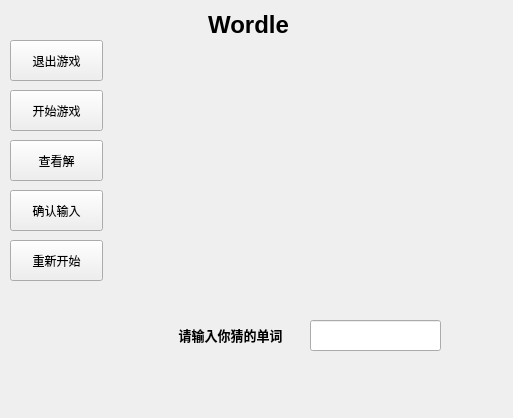
The window that WordLite/wordle.ui (Staaaaaaaaar/WordHub) describes before a commit, drawn with Qt 5.
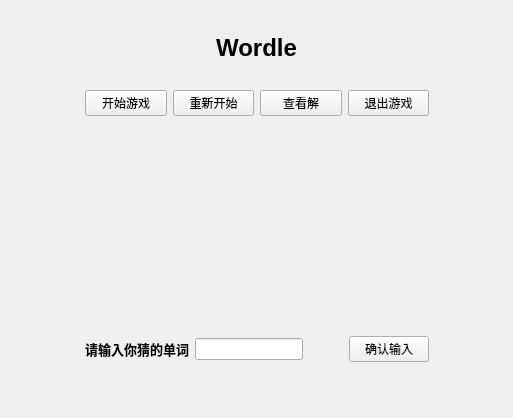
The same window after the commit.

Diff of the .ui file:
```diff
--- a/WordLite/wordle.ui
+++ b/WordLite/wordle.ui
@@ -13,129 +13,98 @@
   <property name="windowTitle">
    <string>Form</string>
   </property>
+  <layout class="QGridLayout" name="gridLayout_2">
+   <item row="0" column="0" rowspan="2" colspan="2">
+    <layout class="QVBoxLayout" name="verticalLayout_2" stretch="1,0,1,12,2">
+     <item>
+      <spacer name="verticalSpacer_5">
+       <property name="orientation">
+        <enum>Qt::Orientation::Vertical</enum>
+       </property>
+       <property name="sizeType">
+        <enum>QSizePolicy::Policy::Expanding</enum>
+       </property>
+       <property name="sizeHint" stdset="0">
+        <size>
+         <width>20</width>
+         <height>20</height>
+        </size>
+       </property>
+      </spacer>
+     </item>
+     <item>
   <widget class="QLabel" name="label">
-   <property name="geometry">
-    <rect>
-     <x>158</x>
-     <y>10</y>
-     <width>181</width>
-     <height>31</height>
-    </rect>
-   </property>
    <property name="text">
     <string>&lt;html&gt;&lt;head/&gt;&lt;body&gt;&lt;p align=&quot;center&quot;&gt;&lt;span style=&quot; font-size:18pt; font-weight:700;&quot;&gt;Wordle&lt;/span&gt;&lt;/p&gt;&lt;/body&gt;&lt;/html&gt;</string>
    </property>
   </widget>
-  <widget class="QPushButton" name="exitButton">
-   <property name="geometry">
-    <rect>
-     <x>10</x>
-     <y>40</y>
-     <width>93</width>
-     <height>41</height>
-    </rect>
-   </property>
-   <property name="text">
-    <string>退出游戏</string>
-   </property>
-  </widget>
+     </item>
+     <item>
+      <spacer name="verticalSpacer_4">
+       <property name="orientation">
+        <enum>Qt::Orientation::Vertical</enum>
+       </property>
+       <property name="sizeType">
+        <enum>QSizePolicy::Policy::Minimum</enum>
+       </property>
+       <property name="sizeHint" stdset="0">
+        <size>
+         <width>20</width>
+         <height>20</height>
+        </size>
+       </property>
+      </spacer>
+     </item>
+     <item>
+      <layout class="QHBoxLayout" name="horizontalLayout_4">
+       <item>
+        <spacer name="horizontalSpacer_2">
+         <property name="orientation">
+          <enum>Qt::Orientation::Horizontal</enum>
+         </property>
+         <property name="sizeHint" stdset="0">
+          <size>
+           <width>40</width>
+           <height>20</height>
+          </size>
+         </property>
+        </spacer>
+       </item>
+       <item>
+        <layout class="QVBoxLayout" name="verticalLayout" stretch="1,9,1,0">
+         <item>
+          <layout class="QHBoxLayout" name="horizontalLayout">
+           <item>
   <widget class="QPushButton" name="beginButton">
-   <property name="geometry">
-    <rect>
-     <x>10</x>
-     <y>90</y>
-     <width>93</width>
-     <height>41</height>
-    </rect>
-   </property>
    <property name="text">
     <string>开始游戏</string>
    </property>
   </widget>
-  <widget class="QPushButton" name="checkButton">
-   <property name="geometry">
-    <rect>
-     <x>10</x>
-     <y>140</y>
-     <width>93</width>
-     <height>41</height>
-    </rect>
-   </property>
-   <property name="text">
-    <string>查看解</string>
-   </property>
-  </widget>
-  <widget class="QLineEdit" name="getWord">
-   <property name="geometry">
-    <rect>
-     <x>310</x>
-     <y>320</y>
-     <width>131</width>
-     <height>31</height>
-    </rect>
-   </property>
-  </widget>
-  <widget class="QLabel" name="label_2">
-   <property name="geometry">
-    <rect>
-     <x>160</x>
-     <y>320</y>
-     <width>141</width>
-     <height>31</height>
-    </rect>
-   </property>
-   <property name="text">
-    <string>&lt;html&gt;&lt;head/&gt;&lt;body&gt;&lt;p align=&quot;center&quot;&gt;&lt;span style=&quot; font-size:10pt; font-weight:700;&quot;&gt;请输入你猜的单词&lt;/span&gt;&lt;/p&gt;&lt;/body&gt;&lt;/html&gt;</string>
-   </property>
-  </widget>
-  <widget class="QPushButton" name="commitButton">
-   <property name="geometry">
-    <rect>
-     <x>10</x>
-     <y>190</y>
-     <width>93</width>
-     <height>41</height>
-    </rect>
-   </property>
-   <property name="text">
-    <string>确认输入</string>
-   </property>
-  </widget>
-  <widget class="QLabel" name="winLabel">
-   <property name="geometry">
-    <rect>
-     <x>30</x>
-     <y>300</y>
-     <width>111</width>
-     <height>41</height>
-    </rect>
-   </property>
-   <property name="text">
-    <string/>
-   </property>
-  </widget>
+           </item>
+           <item>
   <widget class="QPushButton" name="restartButton">
-   <property name="geometry">
-    <rect>
-     <x>10</x>
-     <y>240</y>
-     <width>93</width>
-     <height>41</height>
-    </rect>
-   </property>
    <property name="text">
     <string>重新开始</string>
    </property>
   </widget>
-  <widget class="QWidget" name="">
-   <property name="geometry">
-    <rect>
-     <x>130</x>
-     <y>70</y>
-     <width>311</width>
-     <height>241</height>
-    </rect>
-   </property>
+           </item>
+           <item>
+            <widget class="QPushButton" name="checkButton">
+             <property name="text">
+              <string>查看解</string>
+             </property>
+            </widget>
+           </item>
+           <item>
+            <widget class="QPushButton" name="exitButton">
+             <property name="text">
+              <string>退出游戏</string>
+             </property>
+            </widget>
+           </item>
+          </layout>
+         </item>
+         <item>
    <layout class="QGridLayout" name="gridLayout">
     <property name="horizontalSpacing">
      <number>5</number>
@@ -353,8 +322,93 @@
       </property>
      </widget>
     </item>
-   </layout>
-  </widget>
+           <item row="4" column="3">
+            <widget class="QLabel" name="a14">
+             <property name="text">
+              <string/>
+             </property>
+            </widget>
+           </item>
+          </layout>
+         </item>
+         <item>
+          <widget class="QLabel" name="winLabel">
+           <property name="text">
+            <string/>
+           </property>
+          </widget>
+         </item>
+         <item>
+          <layout class="QHBoxLayout" name="horizontalLayout_3">
+           <item>
+            <layout class="QHBoxLayout" name="horizontalLayout_2">
+             <item>
+              <widget class="QLabel" name="label_2">
+               <property name="text">
+                <string>&lt;html&gt;&lt;head/&gt;&lt;body&gt;&lt;p align=&quot;center&quot;&gt;&lt;span style=&quot; font-size:10pt; font-weight:700;&quot;&gt;请输入你猜的单词&lt;/span&gt;&lt;/p&gt;&lt;/body&gt;&lt;/html&gt;</string>
+               </property>
+              </widget>
+             </item>
+             <item>
+              <widget class="QLineEdit" name="getWord"/>
+             </item>
+            </layout>
+           </item>
+           <item>
+            <spacer name="horizontalSpacer">
+             <property name="orientation">
+              <enum>Qt::Orientation::Horizontal</enum>
+             </property>
+             <property name="sizeHint" stdset="0">
+              <size>
+               <width>40</width>
+               <height>20</height>
+              </size>
+             </property>
+            </spacer>
+           </item>
+           <item>
+            <widget class="QPushButton" name="commitButton">
+             <property name="text">
+              <string>确认输入</string>
+             </property>
+            </widget>
+           </item>
+          </layout>
+         </item>
+        </layout>
+       </item>
+       <item>
+        <spacer name="horizontalSpacer_3">
+         <property name="orientation">
+          <enum>Qt::Orientation::Horizontal</enum>
+         </property>
+         <property name="sizeHint" stdset="0">
+          <size>
+           <width>40</width>
+           <height>20</height>
+          </size>
+         </property>
+        </spacer>
+       </item>
+      </layout>
+     </item>
+     <item>
+      <spacer name="verticalSpacer_3">
+       <property name="orientation">
+        <enum>Qt::Orientation::Vertical</enum>
+       </property>
+       <property name="sizeHint" stdset="0">
+        <size>
+         <width>20</width>
+         <height>40</height>
+        </size>
+       </property>
+      </spacer>
+     </item>
+    </layout>
+   </item>
+  </layout>
  </widget>
  <resources/>
  <connections/>
```
Left out of the diff: 7 changed lines with no effect on the pictures. Lines whose indentation alone changed are shown as unchanged.
